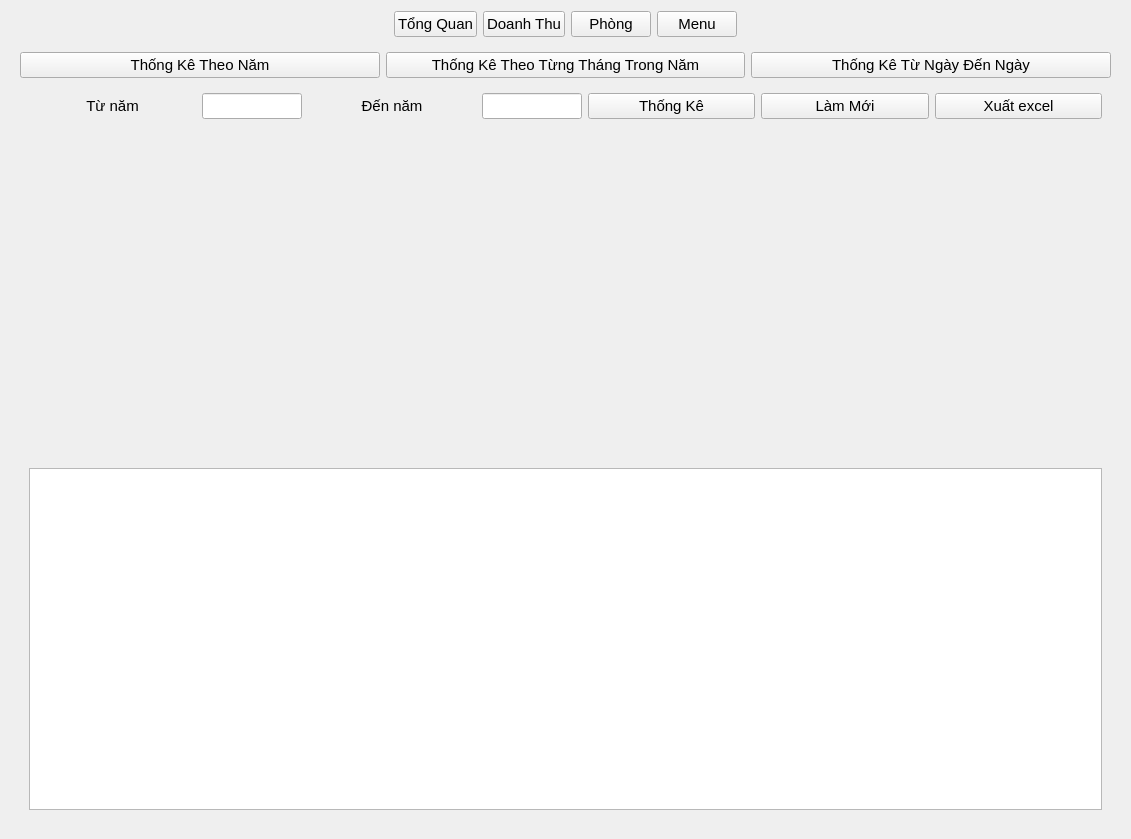
loimaxto/DoAnPython, file view/statistics/statistics_ui.ui: the form before one commit.
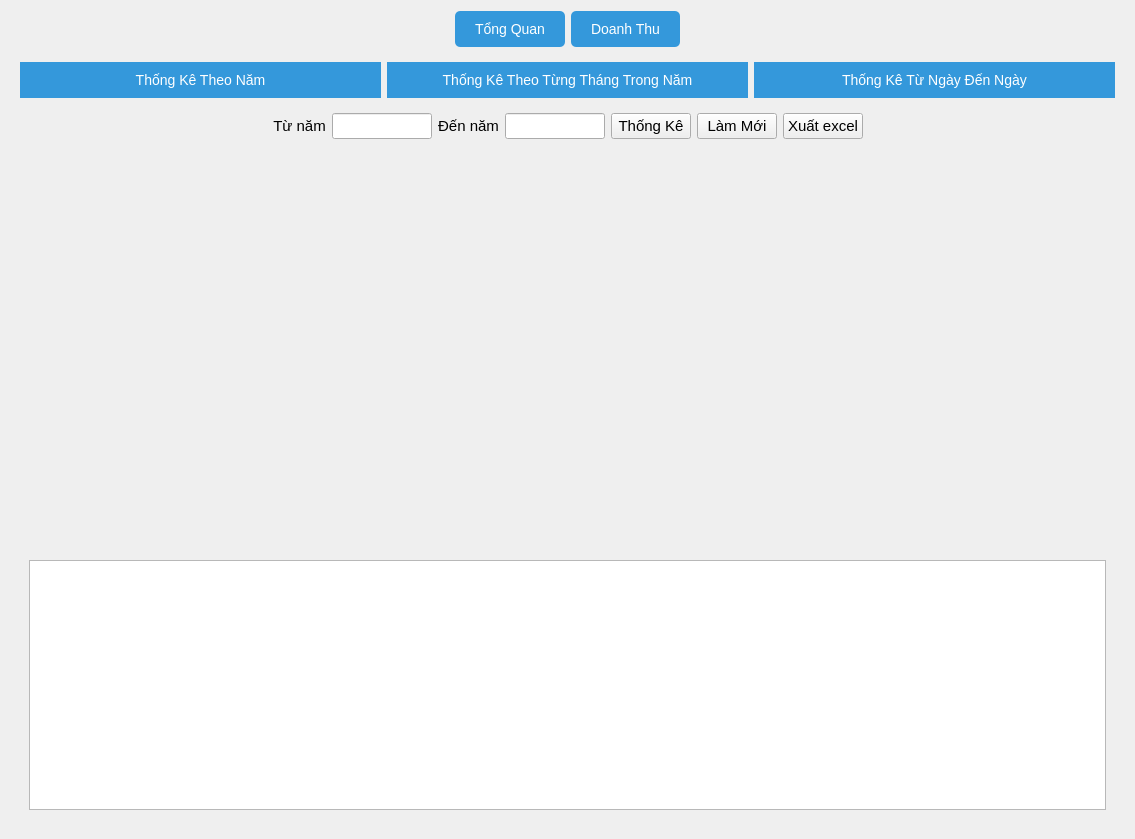
The form after the commit. The open tabs and pages were chosen to show the change. Icons and pictures are not drawn.

Commit message: finished statistics

The edit to the form file:
```diff
--- a/view/statistics/statistics_ui.ui
+++ b/view/statistics/statistics_ui.ui
@@ -36,6 +36,27 @@
      </item>
      <item>
       <widget class="QPushButton" name="TongQuanBtn">
+       <property name="font">
+        <font>
+         <pointsize>-1</pointsize>
+        </font>
+       </property>
+       <property name="styleSheet">
+        <string notr="true">QPushButton {
+                background-color: #3498db;  /* Blue background */
+                color: white;  /* White text */
+                border: none;
+                padding: 10px 20px;
+                font-size: 14px;
+                border-radius: 5px;
+            }
+            QPushButton:hover {
+                background-color: #2980b9; /* Darker blue on hover */
+            }
+            QPushButton:pressed {
+                background-color: #1f618d; /* Even darker blue on press */
+            }</string>
+       </property>
        <property name="text">
         <string>Tổng Quan</string>
        </property>
@@ -43,25 +64,32 @@
      </item>
      <item>
       <widget class="QPushButton" name="DoanhThuBtn">
+       <property name="font">
+        <font>
+         <pointsize>-1</pointsize>
+        </font>
+       </property>
+       <property name="styleSheet">
+        <string notr="true">QPushButton {
+                background-color: #3498db;  /* Blue background */
+                color: white;  /* White text */
+                border: none;
+                padding: 10px 20px;
+                font-size: 14px;
+                border-radius: 5px;
+            }
+            QPushButton:hover {
+                background-color: #2980b9; /* Darker blue on hover */
+            }
+            QPushButton:pressed {
+                background-color: #1f618d; /* Even darker blue on press */
+            }</string>
+       </property>
        <property name="text">
         <string>Doanh Thu</string>
        </property>
       </widget>
      </item>
-     <item>
-      <widget class="QPushButton" name="PhongBtn">
-       <property name="text">
-        <string>Phòng</string>
-       </property>
-      </widget>
-     </item>
-     <item>
-      <widget class="QPushButton" name="MenuBtn">
-       <property name="text">
-        <string>Menu</string>
-       </property>
-      </widget>
-     </item>
      <item>
       <spacer name="horizontalSpacer">
        <property name="orientation">
@@ -367,6 +395,22 @@
           <layout class="QHBoxLayout" name="horizontalLayout_6">
            <item>
             <widget class="QPushButton" name="StaYearBtn">
+             <property name="styleSheet">
+              <string notr="true">QPushButton {
+                background-color: #3498db;  /* Blue background */
+                color: white;  /* White text */
+                border: none;
+                padding: 10px 20px;
+                font-size: 14px;
+                
+            }
+            QPushButton:hover {
+                background-color: #2980b9; /* Darker blue on hover */
+            }
+            QPushButton:pressed {
+                background-color: #1f618d; /* Even darker blue on press */
+            }</string>
+             </property>
              <property name="text">
               <string>Thống Kê Theo Năm</string>
              </property>
@@ -374,6 +418,22 @@
            </item>
            <item>
             <widget class="QPushButton" name="StaMonthBtn">
+             <property name="styleSheet">
+              <string notr="true">QPushButton {
+                background-color: #3498db;  /* Blue background */
+                color: white;  /* White text */
+                border: none;
+                padding: 10px 20px;
+                font-size: 14px;
+               
+            }
+            QPushButton:hover {
+                background-color: #2980b9; /* Darker blue on hover */
+            }
+            QPushButton:pressed {
+                background-color: #1f618d; /* Even darker blue on press */
+            }</string>
+             </property>
              <property name="text">
               <string>Thống Kê Theo Từng Tháng Trong Năm</string>
              </property>
@@ -381,6 +441,22 @@
            </item>
            <item>
             <widget class="QPushButton" name="StaDayToDayBtn">
+             <property name="styleSheet">
+              <string notr="true">QPushButton {
+                background-color: #3498db;  /* Blue background */
+                color: white;  /* White text */
+                border: none;
+                padding: 10px 20px;
+                font-size: 14px;
+               
+            }
+            QPushButton:hover {
+                background-color: #2980b9; /* Darker blue on hover */
+            }
+            QPushButton:pressed {
+                background-color: #1f618d; /* Even darker blue on press */
+            }</string>
+             </property>
              <property name="text">
               <string>Thống Kê Từ Ngày Đến Ngày</string>
              </property>
@@ -401,6 +477,19 @@
             <layout class="QVBoxLayout" name="verticalLayout_9">
              <item>
               <layout class="QHBoxLayout" name="horizontalLayout_7">
+               <item>
+                <spacer name="horizontalSpacer_8">
+                 <property name="orientation">
+                  <enum>Qt::Horizontal</enum>
+                 </property>
+                 <property name="sizeHint" stdset="0">
+                  <size>
+                   <width>40</width>
+                   <height>20</height>
+                  </size>
+                 </property>
+                </spacer>
+               </item>
                <item>
                 <widget class="QLabel" name="label_3">
                  <property name="text">
@@ -425,9 +514,20 @@
                    <height>16777215</height>
                   </size>
                  </property>
+                 <property name="font">
+                  <font>
+                   <pointsize>11</pointsize>
+                  </font>
+                 </property>
                  <property name="layoutDirection">
                   <enum>Qt::LeftToRight</enum>
                  </property>
+                 <property name="styleSheet">
+                  <string notr="true">	        QLineEdit:hover {
+                border: 2px solid #2980b9; /* Darker blue on hover */
+            }
+            </string>
+                 </property>
                 </widget>
                </item>
                <item>
@@ -448,10 +548,35 @@
                    <height>16777215</height>
                   </size>
                  </property>
+                 <property name="font">
+                  <font>
+                   <pointsize>11</pointsize>
+                  </font>
+                 </property>
+                 <property name="styleSheet">
+                  <string notr="true">QLineEdit:hover {
+                border: 2px solid #2980b9; /* Darker blue on hover */
+            }</string>
+                 </property>
                 </widget>
                </item>
                <item>
                 <widget class="QPushButton" name="statistisBtn">
+                 <property name="font">
+                  <font>
+                   <pointsize>11</pointsize>
+                   <weight>50</weight>
+                   <bold>false</bold>
+                  </font>
+                 </property>
+                 <property name="styleSheet">
+                  <string notr="true">            QPushButton:hover {
+                border: 3px solid #2980b9; /* Darker blue on hover */
+            }
+            QPushButton:pressed {
+                border: 3px solid #1f618d; /* Even darker blue on press */
+            }</string>
+                 </property>
                  <property name="text">
                   <string>Thống Kê</string>
                  </property>
@@ -459,6 +584,19 @@
                </item>
                <item>
                 <widget class="QPushButton" name="refreshBtn">
+                 <property name="font">
+                  <font>
+                   <pointsize>11</pointsize>
+                  </font>
+                 </property>
+                 <property name="styleSheet">
+                  <string notr="true">QPushButton:hover {
+                border: 3px solid #2980b9; /* Darker blue on hover */
+            }
+            QPushButton:pressed {
+                border: 3px solid #1f618d; /* Even darker blue on press */
+            }</string>
+                 </property>
                  <property name="text">
                   <string>Làm Mới</string>
                  </property>
@@ -466,11 +604,37 @@
                </item>
                <item>
                 <widget class="QPushButton" name="exportExcelBtn">
+                 <property name="font">
+                  <font>
+                   <pointsize>11</pointsize>
+                  </font>
+                 </property>
+                 <property name="styleSheet">
+                  <string notr="true">QPushButton:hover {
+                border: 3px solid #2980b9; /* Darker blue on hover */
+            }
+            QPushButton:pressed {
+                border: 3px solid #1f618d; /* Even darker blue on press */
+            }</string>
+                 </property>
                  <property name="text">
                   <string>Xuất excel</string>
                  </property>
                 </widget>
                </item>
+               <item>
+                <spacer name="horizontalSpacer_9">
+                 <property name="orientation">
+                  <enum>Qt::Horizontal</enum>
+                 </property>
+                 <property name="sizeHint" stdset="0">
+                  <size>
+                   <width>40</width>
+                   <height>20</height>
+                  </size>
+                 </property>
+                </spacer>
+               </item>
               </layout>
              </item>
             </layout>
@@ -492,7 +656,20 @@
             <layout class="QVBoxLayout" name="yearScreenChart"/>
            </item>
            <item>
-            <widget class="QTableView" name="tableYearStatisticView"/>
+            <widget class="QTableView" name="tableYearStatisticView">
+             <property name="minimumSize">
+              <size>
+               <width>1077</width>
+               <height>250</height>
+              </size>
+             </property>
+             <property name="maximumSize">
+              <size>
+               <width>16777215</width>
+               <height>250</height>
+              </size>
+             </property>
+            </widget>
            </item>
           </layout>
          </widget>
```
Left out of the diff: 187 changed lines with no effect on the pictures. The commit also changes 9 other files.
